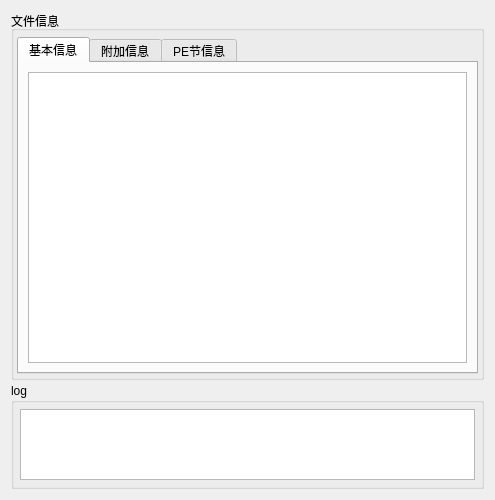
zengrx/S.M.A.R.T, file src/UILib/detail.ui: the form before one commit.
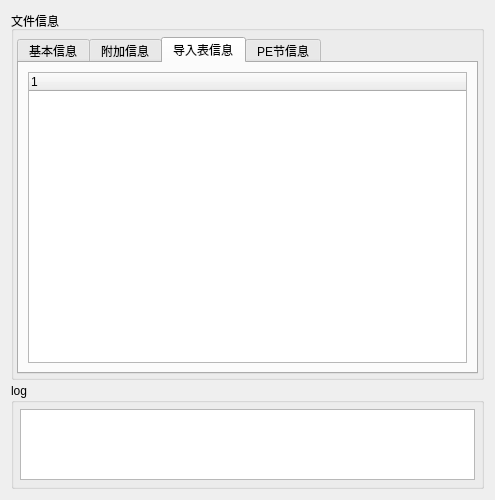
The form after the commit. The open tabs and pages were chosen to show the change.

Commit message: 增加PE文件导入表分析，修改APIALERT位置

Diff of the .ui file:
```diff
--- a/src/UILib/detail.ui
+++ b/src/UILib/detail.ui
@@ -65,6 +65,16 @@
             </item>
            </layout>
           </widget>
+          <widget class="QWidget" name="tab_4">
+           <attribute name="title">
+            <string>导入表信息</string>
+           </attribute>
+           <layout class="QHBoxLayout" name="horizontalLayout_6">
+            <item>
+             <widget class="QTreeWidget" name="treeWidget"/>
+            </item>
+           </layout>
+          </widget>
           <widget class="QWidget" name="tab_3">
            <attribute name="title">
             <string>PE节信息</string>
```
The commit also changes 7 other files.
